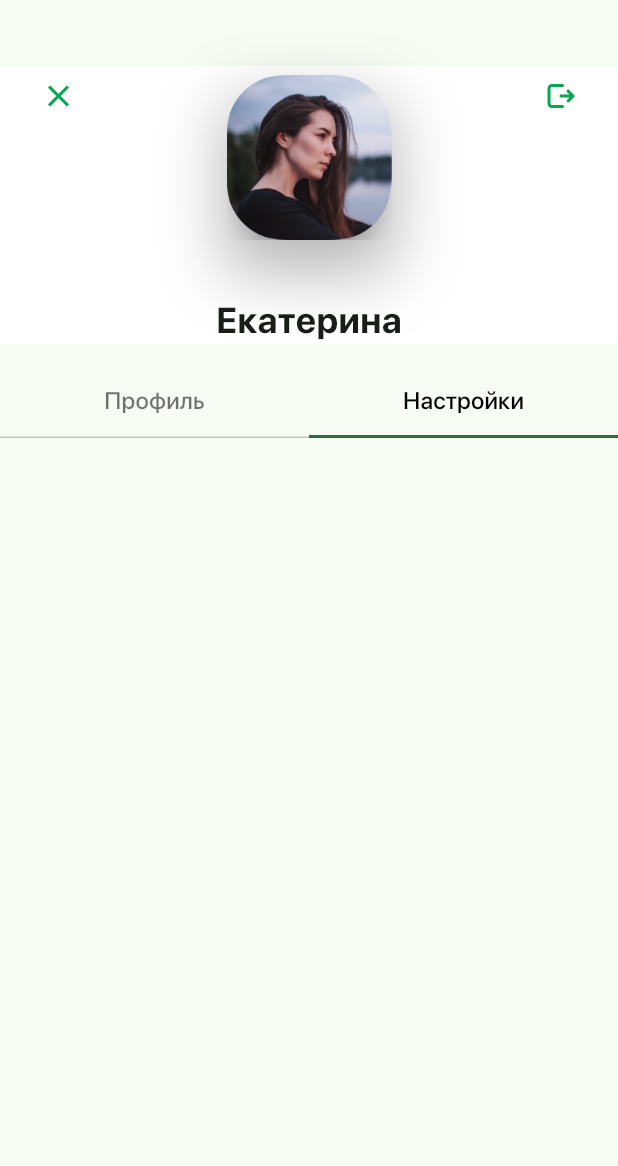
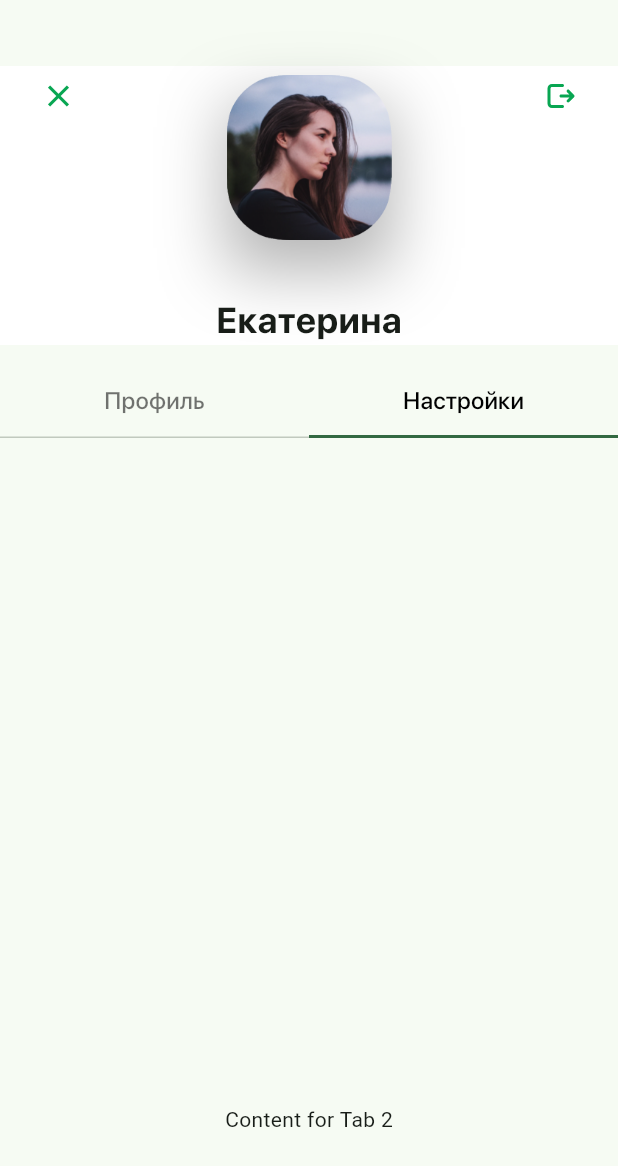
Before and after one commit to ArtemKohanenko/FlutterSberApp, a Flutter app: the screen it shows after launch, tab 2 chosen, on a phone screen of 412 x 824 dp. Shown: the top 1166 px of the screen. Run offline on Flutter 3.47's test engine with Material 3 defaults, Android fonts, the phone set to English and light mode, and no system bars; our stand-ins replace flutter_svg; missing offline and left inert: dart:ffi.

Commit message:
Добавлены скриншоты

```diff
--- a/lib/OperationList.dart
+++ b/lib/OperationList.dart
@@ -45,8 +45,8 @@
             padding: EdgeInsets.only(left: 48, bottom: 0, top: 0),
             child: Divider(
               thickness: 1,
-              indent: 20,
-              endIndent: 20
+              indent: 0,
+              endIndent: 0
             ),
           );
         },
--- a/lib/main.dart
+++ b/lib/main.dart
@@ -37,8 +37,7 @@
     return const Scaffold(
           body: SingleChildScrollView(
             child: SizedBox(
-              width: 4000,
-              height: 4000,
+              height: 1200,
               child: Center(
                 child: Column(
                   children: [
```
Also changed, not shown: Screens/Screen1.jpg (added), Screens/Screen2.jpg (added), assets/images/Photo.png.
